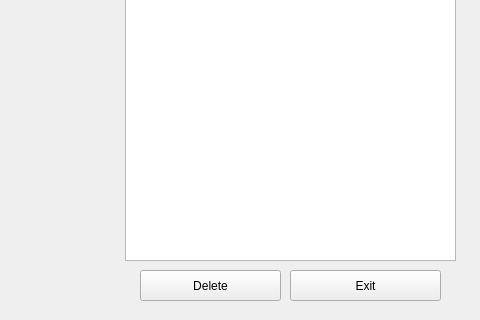
The window that Beanfinder/mainwindow.ui (ajrenaut/beanfinder) describes before a commit, drawn with Qt 5; both pictures show x 720 to 1200 and y 480 to 800 of the 1200 by 800 pixel window.
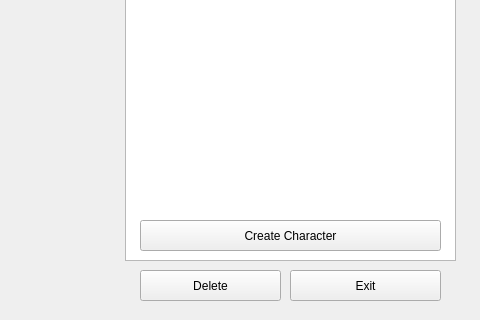
The same window after the commit.

Commit message: Add initial character creator form

Patch:
```diff
--- a/Beanfinder/mainwindow.ui
+++ b/Beanfinder/mainwindow.ui
@@ -140,12 +140,26 @@
      </rect>
     </property>
    </widget>
+   <widget class="QPushButton" name="createCharacterButton">
+    <property name="geometry">
+     <rect>
+      <x>860</x>
+      <y>700</y>
+      <width>301</width>
+      <height>31</height>
+     </rect>
+    </property>
+    <property name="text">
+     <string>Create Character</string>
+    </property>
+   </widget>
    <zorder>background</zorder>
    <zorder>beanfinderLabel</zorder>
    <zorder>logo</zorder>
    <zorder>deleteButton</zorder>
    <zorder>exitButton</zorder>
    <zorder>characterList</zorder>
+   <zorder>createCharacterButton</zorder>
   </widget>
   <widget class="QMenuBar" name="menubar">
    <property name="geometry">
```
The commit also changes 10 other files.
